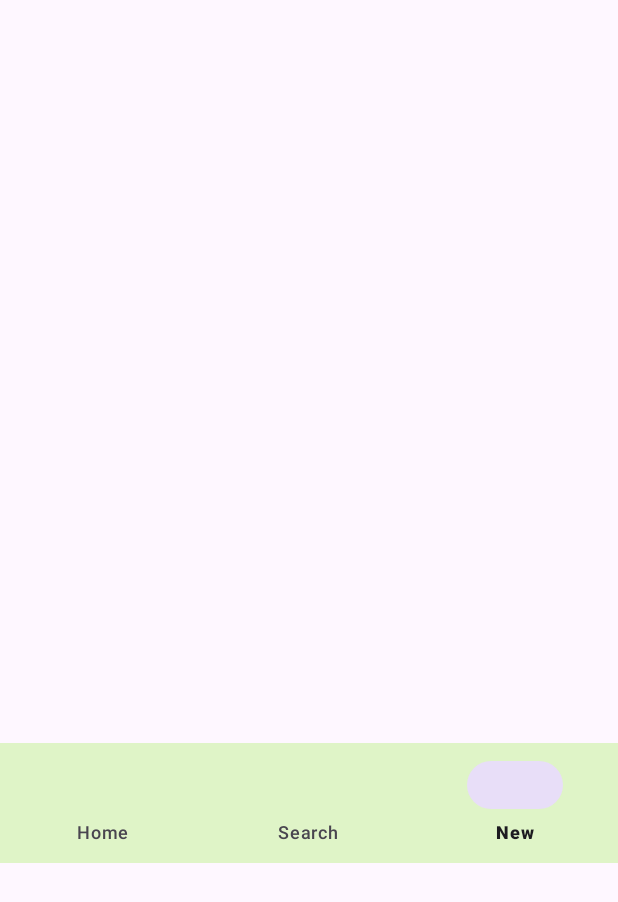
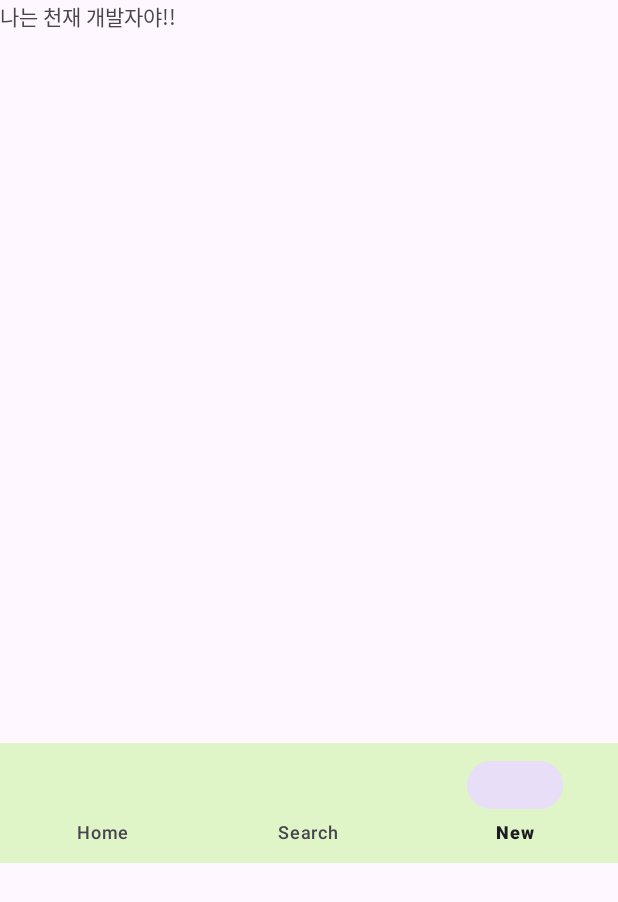
Before and after one commit to txxnrd/My_Application, an Android app: the screen it shows after launch (MainActivity), item 3 of the bottom bar chosen, on a phone screen of 412 x 824 dp. Shown: the top 902 px of the screen. Run offline under Robolectric (Android 15) with nearby library versions, the phone set to English and light mode, and no system bars; 1 statement that could not run was skipped.

Commit message:
오늘도 화이팅~!~!

```diff
--- a/app/build.gradle
+++ b/app/build.gradle
@@ -33,6 +33,7 @@ dependencies {
     implementation 'androidx.appcompat:appcompat:1.6.1'
     implementation 'com.google.android.material:material:1.5.0'
     implementation "androidx.recyclerview:recyclerview:1.2.1"       //androidx 버전
+    implementation 'com.google.code.gson:gson:2.8.9'
     implementation 'androidx.constraintlayout:constraintlayout:2.1.4'
     testImplementation 'junit:junit:4.13.2'
     androidTestImplementation 'androidx.test.ext:junit:1.1.5'
--- a/app/src/main/java/com/example/myapplication/BlankFragment.java
+++ b/app/src/main/java/com/example/myapplication/BlankFragment.java
@@ -1,47 +1,27 @@
 package com.example.myapplication;
 
 import android.os.Bundle;
-
-import androidx.fragment.app.Fragment;
-
+import android.util.Log;
 import android.view.LayoutInflater;
 import android.view.View;
 import android.view.ViewGroup;
-import androidx.appcompat.app.AppCompatActivity;
+import android.content.Intent;
+
+
+import androidx.fragment.app.Fragment;
 import androidx.recyclerview.widget.LinearLayoutManager;
 import androidx.recyclerview.widget.RecyclerView;
-import android.os.Bundle;
-import android.util.Log;
-import java.util.ArrayList;
-import androidx.annotation.Nullable;
-import androidx.appcompat.app.AppCompatActivity;
 
-import android.location.Address;
-import android.location.Geocoder;
-import android.widget.Button;
-import android.widget.EditText;
-import android.widget.TextView;
-import android.widget.Toast;
-
-import org.w3c.dom.Text;
+import com.google.gson.Gson;
+import com.google.gson.reflect.TypeToken;
 
 import java.io.IOException;
+import java.io.InputStream;
+import java.io.InputStreamReader;
+import java.util.ArrayList;
 import java.util.List;
-import androidx.annotation.NonNull;
-import androidx.appcompat.app.AppCompatActivity;
 
-import android.content.Intent;
-import android.view.MenuItem;
-import android.widget.Button;
-
-import com.google.android.material.bottomnavigation.BottomNavigationView;
-
-/**
- * A simple {@linkFragment} subclass.
- * Use the {@linkBlankFragment #newInstance} factory method to
- * create an instance of this fragment.
- */
-public class BlankFragment extends Fragment {
+public class BlankFragment extends Fragment implements MyRecyclerAdapter.ItemClickListener {
     private RecyclerView mRecyclerView;
     private MyRecyclerAdapter mRecyclerAdapter;
     private ArrayList<FriendItem> mfriendItems;
@@ -49,69 +29,34 @@ public class BlankFragment extends Fragment {
     @Override
     public View onCreateView(LayoutInflater inflater, ViewGroup container,
                              Bundle savedInstanceState) {
-        //ViewGroup rootView = (ViewGroup)inflater.inflate(R.layout.fragment_2,container,false);
-        //return rootView;
-        View view = inflater.inflate(R.layout.fragment_1,container,false);
-        mRecyclerView = (RecyclerView) view.findViewById(R.id.recyclerView);
-        /* initiate recyclerview */
+        View view = inflater.inflate(R.layout.fragment_1, container, false);
+
+        mRecyclerView = view.findViewById(R.id.recyclerView);
+        mRecyclerView.setLayoutManager(new LinearLayoutManager(getContext()));
+
         mRecyclerAdapter = new MyRecyclerAdapter();
-        /* initiate recyclerview */
+        mRecyclerAdapter.setClickListener(this);
+
         mRecyclerView.setAdapter(mRecyclerAdapter);
-        //mRecyclerView.setLayoutManager(new LinearLayoutManager(this));
-        mRecyclerView.setLayoutManager(new LinearLayoutManager(getContext()));
-        /* adapt data */
-        mfriendItems = new ArrayList<>();
-        for(int i=1; i<=10; i++){
-            if(i%2==0)
-                mfriendItems.add(new FriendItem(R.drawable.ic_man, i+"번째 사람", i+"번째 상태메시지"));
-            else
-                mfriendItems.add(new FriendItem(R.drawable.ic_woman, i+"번째 사람", i+"번째 상태메시지"));
+
+        try {
+            InputStream inputStream = requireActivity().getAssets().open("data.json");
+            InputStreamReader reader = new InputStreamReader(inputStream);
+            Gson gson = new Gson();
+
+            mfriendItems = gson.fromJson(reader, new TypeToken<List<FriendItem>>() {}.getType());
+        } catch (IOException e) {
+            Log.e("BlankFragment", "Error loading JSON", e);
         }
 
         mRecyclerAdapter.setFriendList(mfriendItems);
-        Log.d("BlankFragment", "Size of mfriendItems: " + mfriendItems.size());
 
         return view;
     }
 
+    @Override
     public void onItemClick(View view, int position) {
-        // Define what happens when an item is clicked. Here we start NewActivity.
         Intent intent = new Intent(getActivity(), MainActivity3.class);
         startActivity(intent);
     }
-
-    /*
-    @Override
-
-    public void onCreate(Bundle savedInstanceState) {
-        super.onCreate(savedInstanceState);
-        setContentView(R.layout.fragment_1);
-
-        //mRecyclerView = (RecyclerView) findViewById(R.id.recyclerView);
-
-        /* initiate adapter */
-    /*
-        mRecyclerAdapter = new MyRecyclerAdapter();
-
-        /* initiate recyclerview */
-    /*
-        mRecyclerView.setAdapter(mRecyclerAdapter);
-        //mRecyclerView.setLayoutManager(new LinearLayoutManager(this));
-        mRecyclerView.setLayoutManager(new LinearLayoutManager(getContext()));
-
-        /* adapt data */
-    /*
-        mfriendItems = new ArrayList<>();
-        for(int i=1; i<=10; i++){
-            if(i%2==0)
-                mfriendItems.add(new FriendItem(R.drawable.ic_man, i+"번째 사람", i+"번째 상태메시지"));
-            else
-                mfriendItems.add(new FriendItem(R.drawable.ic_woman, i+"번째 사람", i+"번째 상태메시지"));
-        }
-
-        mRecyclerAdapter.setFriendList(mfriendItems);
-        Log.d("BlankFragment", "Size of mfriendItems: " + mfriendItems.size());
-
-    }
-    */
 }
--- a/app/src/main/java/com/example/myapplication/FriendItem.java
+++ b/app/src/main/java/com/example/myapplication/FriendItem.java
@@ -1,34 +1,41 @@
 package com.example.myapplication;
 
 public class FriendItem {
-    String name;
-    String message;
-    int resourceId;
+    private String name;
+    private String number;
+    private int resourceId;
 
-    public FriendItem(int resourceId, String name, String message) {
+    // Default constructor for Gson
+    public FriendItem() {
+    }
+
+    // Additional constructor for manual initialization
+    public FriendItem(int resourceId, String name, String number) {
         this.name = name;
-        this.message= message;
+        this.number = number;
         this.resourceId = resourceId;
+    }
+
+    // Getter methods
+    public String getName() {
+        return name;
+    }
+
+    public String getNumber() {
+        return number;
     }
 
     public int getResourceId() {
         return resourceId;
     }
 
-    public String getMessage() {
-        return message;
+    // Setter methods
+    public void setName(String name) {
+        this.name = name;
     }
 
-    public String getName() {
-        return name;
-    }
-
-    public void setMessage(String message) {
-        this.message = message;
-    }
-
-    public void setName(String name) {
-        this.name = name;
+    public void setNumber(String number) {
+        this.number = number;
     }
 
     public void setResourceId(int resourceId) {
--- a/app/src/main/java/com/example/myapplication/MainActivity.java
+++ b/app/src/main/java/com/example/myapplication/MainActivity.java
@@ -2,6 +2,8 @@ package com.example.myapplication;
 
 import androidx.annotation.NonNull;
 import androidx.appcompat.app.AppCompatActivity;
+import androidx.fragment.app.Fragment;
+
 
 import android.content.Intent;
 import android.os.Bundle;
--- a/app/src/main/java/com/example/myapplication/MyRecyclerAdapter.java
+++ b/app/src/main/java/com/example/myapplication/MyRecyclerAdapter.java
@@ -1,4 +1,5 @@
 package com.example.myapplication;
+
 import android.view.LayoutInflater;
 import android.view.View;
 import android.view.ViewGroup;
@@ -13,8 +14,6 @@ import java.util.ArrayList;
 public class MyRecyclerAdapter extends RecyclerView.Adapter<MyRecyclerAdapter.ViewHolder> {
 
     private ArrayList<FriendItem> mFriendList;
-
-    // 아이템 클릭 시 실행할 리스너 객체
     private ItemClickListener mClickListener;
 
     @NonNull
@@ -29,17 +28,15 @@ public class MyRecyclerAdapter extends RecyclerView.Adapter<MyRecyclerAdapter.Vi
         holder.onBind(mFriendList.get(position));
     }
 
-    public void setFriendList(ArrayList<FriendItem> list){
+    public void setFriendList(ArrayList<FriendItem> list) {
         this.mFriendList = list;
         notifyDataSetChanged();
     }
 
-    // 아이템 클릭 이벤트를 MainActivity2에서 처리할 수 있도록 메소드 추가
     public void setClickListener(ItemClickListener itemClickListener) {
         this.mClickListener = itemClickListener;
     }
 
-    // 아이템 클릭 이벤트 처리 인터페이스
     public interface ItemClickListener {
         void onItemClick(View view, int position);
     }
@@ -57,23 +54,23 @@ public class MyRecyclerAdapter extends RecyclerView.Adapter<MyRecyclerAdapter.Vi
         public ViewHolder(@NonNull View itemView) {
             super(itemView);
 
-            profile = (ImageView) itemView.findViewById(R.id.profile);
-            name = (TextView) itemView.findViewById(R.id.name);
-            message = (TextView) itemView.findViewById(R.id.message);
+            profile = itemView.findViewById(R.id.profile);
+            name = itemView.findViewById(R.id.name);
+            message = itemView.findViewById(R.id.message);
 
-            itemView.setOnClickListener(this); // itemView 클릭 시 onClick() 메서드 호출
+            itemView.setOnClickListener(this);
         }
 
-        void onBind(FriendItem item){
+        void onBind(FriendItem item) {
             profile.setImageResource(item.getResourceId());
             name.setText(item.getName());
-            message.setText(item.getMessage());
+            // !@!@!@ 사진 옆에 표시할 내용 추가
+            message.setText("내용 추가");
         }
 
         @Override
         public void onClick(View view) {
             if (mClickListener != null) mClickListener.onItemClick(view, getAdapterPosition());
-            // 아이템 클릭 시 정의된 mClickListener의 onItemClick 메소드를 호출
         }
     }
 }
--- a/app/src/main/res/layout/activity_main3.xml
+++ b/app/src/main/res/layout/activity_main3.xml
@@ -12,7 +12,7 @@
         android:layout_marginTop="16dp"
         app:layout_constraintStart_toStartOf="parent"
         app:layout_constraintTop_toTopOf="parent"
-        tools:srcCompat="@tools:sample/avatars" />
+        android:src="@drawable/ic_profile" />
 
     <TextView
         android:id="@+id/textView"
--- a/app/src/main/res/layout/fragment_3.xml
+++ b/app/src/main/res/layout/fragment_3.xml
@@ -1,6 +1,14 @@
 <?xml version="1.0" encoding="utf-8"?>
-<androidx.constraintlayout.widget.ConstraintLayout xmlns:android="http://schemas.android.com/apk/res/android"
+<FrameLayout xmlns:android="http://schemas.android.com/apk/res/android"
+    xmlns:tools="http://schemas.android.com/tools"
     android:layout_width="match_parent"
-    android:layout_height="match_parent">
+    android:layout_height="match_parent"
+    tools:context=".BlankFragment">
 
-</androidx.constraintlayout.widget.ConstraintLayout>
+    <!--TODO: Update blank fragment layout-->
+    <TextView
+        android:layout_width="match_parent"
+        android:layout_height="match_parent"
+        android:text="나는 천재 개발자야!!" />
+
+</FrameLayout>
```
Also changed, not shown: app/src/main/java/com/example/myapplication/MainActivity2.java (+17 -18 lines).
